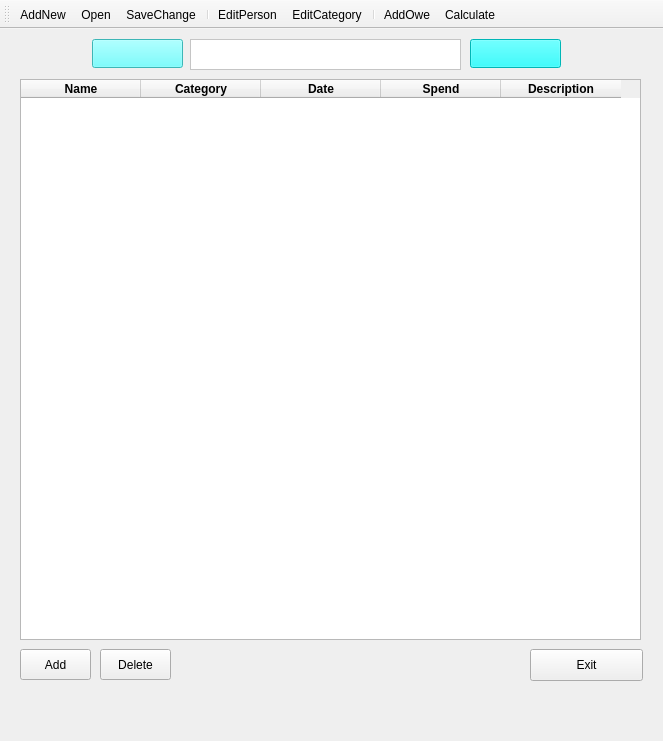
ZILINYE/PyBill, file Ui/PyBill.ui: the form before one commit.
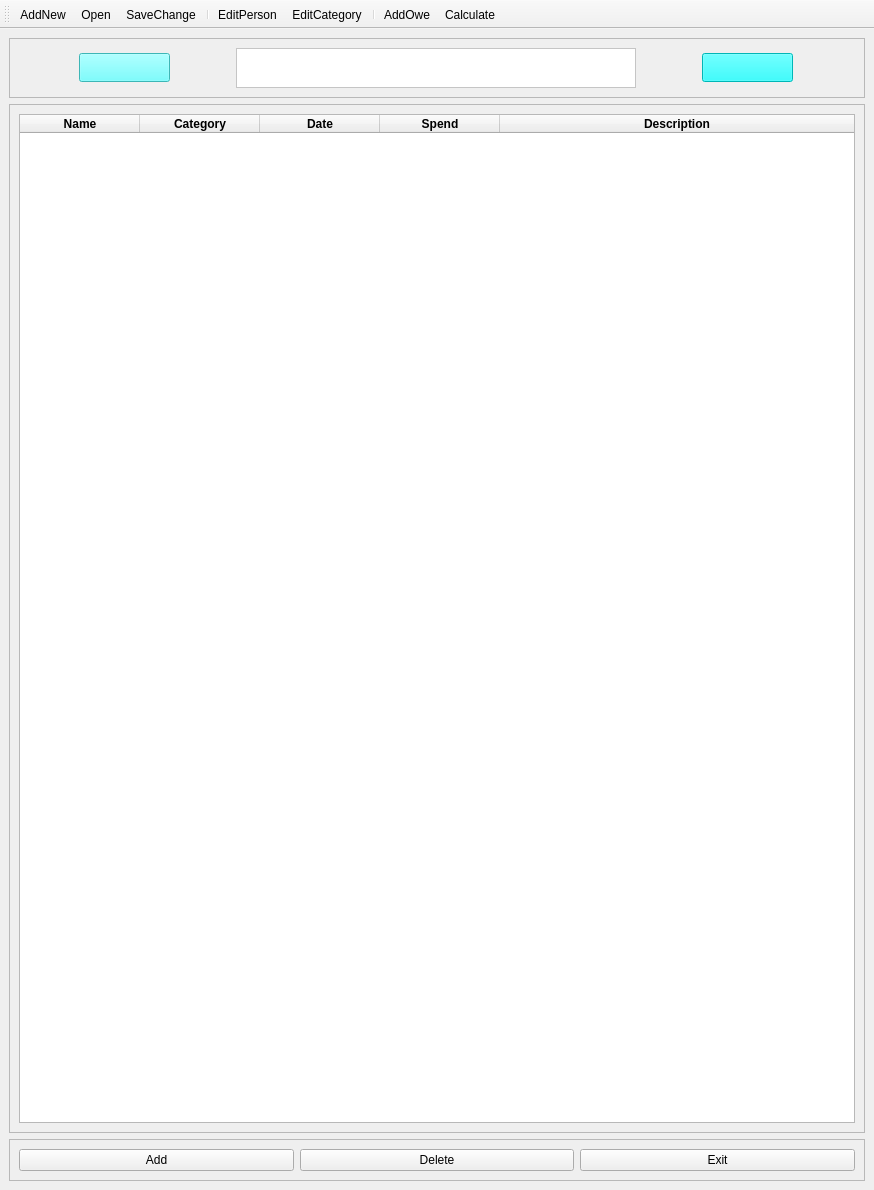
The form after the commit. Icons and pictures are not drawn.

What changed in the file:
```diff
--- a/Ui/PyBill.ui
+++ b/Ui/PyBill.ui
@@ -6,12 +6,12 @@
    <rect>
     <x>0</x>
     <y>0</y>
-    <width>663</width>
-    <height>741</height>
+    <width>874</width>
+    <height>1190</height>
    </rect>
   </property>
   <property name="sizePolicy">
-   <sizepolicy hsizetype="Fixed" vsizetype="Fixed">
+   <sizepolicy hsizetype="Expanding" vsizetype="Expanding">
     <horstretch>0</horstretch>
     <verstretch>0</verstretch>
    </sizepolicy>
@@ -22,12 +22,6 @@
     <height>741</height>
    </size>
   </property>
-  <property name="maximumSize">
-   <size>
-    <width>663</width>
-    <height>741</height>
-   </size>
-  </property>
   <property name="contextMenuPolicy">
    <enum>Qt::DefaultContextMenu</enum>
   </property>
@@ -41,43 +35,175 @@
    <string notr="true"/>
   </property>
   <widget class="QWidget" name="centralwidget">
+   <property name="sizePolicy">
+    <sizepolicy hsizetype="Expanding" vsizetype="Expanding">
+     <horstretch>0</horstretch>
+     <verstretch>0</verstretch>
+    </sizepolicy>
+   </property>
    <property name="styleSheet">
     <string notr="true"/>
    </property>
-   <widget class="QPushButton" name="exit">
-    <property name="geometry">
-     <rect>
-      <x>530</x>
-      <y>620</y>
-      <width>113</width>
-      <height>32</height>
-     </rect>
-    </property>
+   <layout class="QGridLayout" name="gridLayout_6">
+    <item row="0" column="0">
+     <layout class="QGridLayout" name="gridLayout_5">
+      <item row="0" column="0">
+       <widget class="QFrame" name="frame">
+        <property name="sizePolicy">
+         <sizepolicy hsizetype="Expanding" vsizetype="Expanding">
+          <horstretch>0</horstretch>
+          <verstretch>0</verstretch>
+         </sizepolicy>
+        </property>
+        <property name="minimumSize">
+         <size>
+          <width>0</width>
+          <height>60</height>
+         </size>
+        </property>
+        <property name="maximumSize">
+         <size>
+          <width>1000</width>
+          <height>60</height>
+         </size>
+        </property>
+        <property name="layoutDirection">
+         <enum>Qt::LeftToRight</enum>
+        </property>
+        <property name="frameShape">
+         <enum>QFrame::StyledPanel</enum>
+        </property>
+        <property name="frameShadow">
+         <enum>QFrame::Raised</enum>
+        </property>
+        <layout class="QGridLayout" name="gridLayout_3">
+         <item row="0" column="1">
+          <widget class="QTextBrowser" name="Month">
     <property name="sizePolicy">
-     <sizepolicy hsizetype="Fixed" vsizetype="Fixed">
+            <sizepolicy hsizetype="Preferred" vsizetype="Preferred">
       <horstretch>0</horstretch>
       <verstretch>0</verstretch>
      </sizepolicy>
     </property>
+           <property name="maximumSize">
+            <size>
+             <width>400</width>
+             <height>16777215</height>
+            </size>
+           </property>
+           <property name="font">
+            <font>
+             <family>Arial</family>
+             <pointsize>12</pointsize>
+            </font>
+           </property>
+           <property name="styleSheet">
+            <string notr="true">background-color: rgb(255, 255, 255);</string>
+           </property>
+          </widget>
+         </item>
+         <item row="0" column="2">
+          <widget class="QPushButton" name="NextMonth">
+           <property name="sizePolicy">
+            <sizepolicy hsizetype="Preferred" vsizetype="Preferred">
+             <horstretch>0</horstretch>
+             <verstretch>0</verstretch>
+            </sizepolicy>
+           </property>
+           <property name="minimumSize">
+            <size>
+             <width>91</width>
+             <height>29</height>
+            </size>
+           </property>
+           <property name="maximumSize">
+            <size>
+             <width>91</width>
+             <height>29</height>
+            </size>
+           </property>
+           <property name="toolTip">
+            <string>&lt;html&gt;&lt;head/&gt;&lt;body&gt;&lt;p&gt;Next Month&lt;/p&gt;&lt;/body&gt;&lt;/html&gt;</string>
+           </property>
+           <property name="layoutDirection">
+            <enum>Qt::LeftToRight</enum>
+           </property>
+           <property name="styleSheet">
+            <string notr="true">background-color: rgb(0, 255, 255);</string>
+           </property>
     <property name="text">
-     <string>Exit</string>
-    </property>
-   </widget>
+            <string/>
+           </property>
+           <property name="icon">
+            <iconset resource="../Resource/Icon.qrc">
+             <normaloff>:/icon/Icon/Forward.png</normaloff>:/icon/Icon/Forward.png</iconset>
+           </property>
+          </widget>
+         </item>
+         <item row="0" column="0">
+          <widget class="QPushButton" name="PreviousMonth">
+           <property name="sizePolicy">
+            <sizepolicy hsizetype="Preferred" vsizetype="Preferred">
+             <horstretch>0</horstretch>
+             <verstretch>0</verstretch>
+            </sizepolicy>
+           </property>
+           <property name="minimumSize">
+            <size>
+             <width>91</width>
+             <height>29</height>
+            </size>
+           </property>
+           <property name="maximumSize">
+            <size>
+             <width>91</width>
+             <height>29</height>
+            </size>
+           </property>
+           <property name="toolTip">
+            <string>&lt;html&gt;&lt;head/&gt;&lt;body&gt;&lt;p&gt;Previous Month&lt;/p&gt;&lt;/body&gt;&lt;/html&gt;</string>
+           </property>
+           <property name="layoutDirection">
+            <enum>Qt::LeftToRight</enum>
+           </property>
+           <property name="styleSheet">
+            <string notr="true">background-color: rgb(85, 255, 255);</string>
+           </property>
+           <property name="text">
+            <string/>
+           </property>
+           <property name="icon">
+            <iconset resource="../Resource/Icon.qrc">
+             <normaloff>:/icon/Icon/Previous.png</normaloff>:/icon/Icon/Previous.png</iconset>
+           </property>
+          </widget>
+         </item>
+        </layout>
+       </widget>
+      </item>
+      <item row="1" column="0">
+       <widget class="QFrame" name="frame_2">
+        <property name="frameShape">
+         <enum>QFrame::StyledPanel</enum>
+        </property>
+        <property name="frameShadow">
+         <enum>QFrame::Raised</enum>
+        </property>
+        <layout class="QGridLayout" name="gridLayout">
+         <item row="0" column="0">
    <widget class="QTableWidget" name="tableWidget">
-    <property name="geometry">
-     <rect>
-      <x>20</x>
-      <y>50</y>
-      <width>621</width>
-      <height>561</height>
-     </rect>
-    </property>
     <property name="sizePolicy">
-     <sizepolicy hsizetype="Fixed" vsizetype="Expanding">
+            <sizepolicy hsizetype="Preferred" vsizetype="Preferred">
       <horstretch>0</horstretch>
       <verstretch>0</verstretch>
      </sizepolicy>
     </property>
+           <property name="minimumSize">
+            <size>
+             <width>600</width>
+             <height>600</height>
+            </size>
+           </property>
     <property name="layoutDirection">
      <enum>Qt::LeftToRight</enum>
     </property>
@@ -96,6 +222,9 @@
     <property name="editTriggers">
      <set>QAbstractItemView::DoubleClicked</set>
     </property>
+           <property name="gridStyle">
+            <enum>Qt::SolidLine</enum>
+           </property>
     <property name="sortingEnabled">
      <bool>true</bool>
     </property>
@@ -114,12 +243,21 @@
     <attribute name="horizontalHeaderMinimumSectionSize">
      <number>120</number>
     </attribute>
+           <attribute name="horizontalHeaderShowSortIndicator" stdset="0">
+            <bool>true</bool>
+           </attribute>
+           <attribute name="horizontalHeaderStretchLastSection">
+            <bool>true</bool>
+           </attribute>
     <attribute name="verticalHeaderVisible">
      <bool>true</bool>
     </attribute>
     <attribute name="verticalHeaderHighlightSections">
      <bool>false</bool>
     </attribute>
+           <attribute name="verticalHeaderStretchLastSection">
+            <bool>false</bool>
+           </attribute>
     <column>
      <property name="text">
       <string>Name</string>
@@ -176,104 +314,27 @@
      </property>
     </column>
    </widget>
-   <widget class="QTextBrowser" name="Month">
-    <property name="geometry">
-     <rect>
-      <x>190</x>
-      <y>10</y>
-      <width>271</width>
-      <height>31</height>
-     </rect>
-    </property>
-    <property name="styleSheet">
-     <string notr="true">background-color: rgb(255, 255, 255);</string>
-    </property>
-   </widget>
-   <widget class="QPushButton" name="PreviousMonth">
-    <property name="geometry">
-     <rect>
-      <x>92</x>
-      <y>10</y>
-      <width>91</width>
-      <height>29</height>
-     </rect>
-    </property>
-    <property name="minimumSize">
-     <size>
-      <width>91</width>
-      <height>29</height>
-     </size>
-    </property>
-    <property name="maximumSize">
-     <size>
-      <width>91</width>
-      <height>29</height>
-     </size>
-    </property>
-    <property name="toolTip">
-     <string>&lt;html&gt;&lt;head/&gt;&lt;body&gt;&lt;p&gt;Previous Month&lt;/p&gt;&lt;/body&gt;&lt;/html&gt;</string>
-    </property>
-    <property name="layoutDirection">
-     <enum>Qt::LeftToRight</enum>
-    </property>
-    <property name="styleSheet">
-     <string notr="true">background-color: rgb(85, 255, 255);</string>
-    </property>
-    <property name="text">
-     <string/>
-    </property>
-    <property name="icon">
-     <iconset resource="../Resource/Icon.qrc">
-      <normaloff>:/icon/Icon/Previous.png</normaloff>:/icon/Icon/Previous.png</iconset>
-    </property>
-   </widget>
-   <widget class="QPushButton" name="NextMonth">
-    <property name="geometry">
-     <rect>
-      <x>470</x>
-      <y>10</y>
-      <width>91</width>
-      <height>29</height>
-     </rect>
-    </property>
-    <property name="minimumSize">
-     <size>
-      <width>91</width>
-      <height>29</height>
-     </size>
-    </property>
-    <property name="maximumSize">
-     <size>
-      <width>91</width>
-      <height>29</height>
-     </size>
-    </property>
-    <property name="toolTip">
-     <string>&lt;html&gt;&lt;head/&gt;&lt;body&gt;&lt;p&gt;Next Month&lt;/p&gt;&lt;/body&gt;&lt;/html&gt;</string>
-    </property>
-    <property name="layoutDirection">
-     <enum>Qt::LeftToRight</enum>
-    </property>
-    <property name="styleSheet">
-     <string notr="true">background-color: rgb(0, 255, 255);</string>
-    </property>
-    <property name="text">
-     <string/>
-    </property>
-    <property name="icon">
-     <iconset resource="../Resource/Icon.qrc">
-      <normaloff>:/icon/Icon/Forward.png</normaloff>:/icon/Icon/Forward.png</iconset>
-    </property>
-   </widget>
+         </item>
+        </layout>
+       </widget>
+      </item>
+      <item row="2" column="0">
+       <widget class="QFrame" name="frame_3">
+        <property name="sizePolicy">
+         <sizepolicy hsizetype="Preferred" vsizetype="Fixed">
+          <horstretch>0</horstretch>
+          <verstretch>0</verstretch>
+         </sizepolicy>
+        </property>
+        <property name="frameShape">
+         <enum>QFrame::StyledPanel</enum>
+        </property>
+        <property name="frameShadow">
+         <enum>QFrame::Raised</enum>
+        </property>
+        <layout class="QGridLayout" name="gridLayout_4">
+         <item row="0" column="0">
    <widget class="QPushButton" name="addRow">
-    <property name="geometry">
-     <rect>
-      <x>20</x>
-      <y>620</y>
-      <width>71</width>
-      <height>31</height>
-     </rect>
-    </property>
     <property name="toolTip">
      <string>&lt;html&gt;&lt;head/&gt;&lt;body&gt;&lt;p&gt;Add New Record&lt;/p&gt;&lt;/body&gt;&lt;/html&gt;</string>
     </property>
@@ -285,15 +346,9 @@
       <normaloff>:/icon/Icon/Add.png</normaloff>:/icon/Icon/Add.png</iconset>
     </property>
    </widget>
+         </item>
+         <item row="0" column="1">
    <widget class="QPushButton" name="delRow">
-    <property name="geometry">
-     <rect>
-      <x>100</x>
-      <y>620</y>
-      <width>71</width>
-      <height>31</height>
-     </rect>
-    </property>
     <property name="toolTip">
      <string>&lt;html&gt;&lt;head/&gt;&lt;body&gt;&lt;p&gt;Remove Record&lt;/p&gt;&lt;/body&gt;&lt;/html&gt;</string>
     </property>
@@ -305,6 +360,26 @@
       <normaloff>:/icon/Icon/Remove.png</normaloff>:/icon/Icon/Remove.png</iconset>
     </property>
    </widget>
+         </item>
+         <item row="0" column="2">
+          <widget class="QPushButton" name="exit">
+           <property name="sizePolicy">
+            <sizepolicy hsizetype="Minimum" vsizetype="Fixed">
+             <horstretch>0</horstretch>
+             <verstretch>0</verstretch>
+            </sizepolicy>
+           </property>
+           <property name="text">
+            <string>Exit</string>
+           </property>
+          </widget>
+         </item>
+        </layout>
+       </widget>
+      </item>
+     </layout>
+    </item>
+   </layout>
   </widget>
   <widget class="QToolBar" name="toolBar">
    <property name="windowTitle">
```
Left out of the diff: 8 changed lines with no effect on the pictures. Lines whose indentation alone changed are shown as unchanged.
